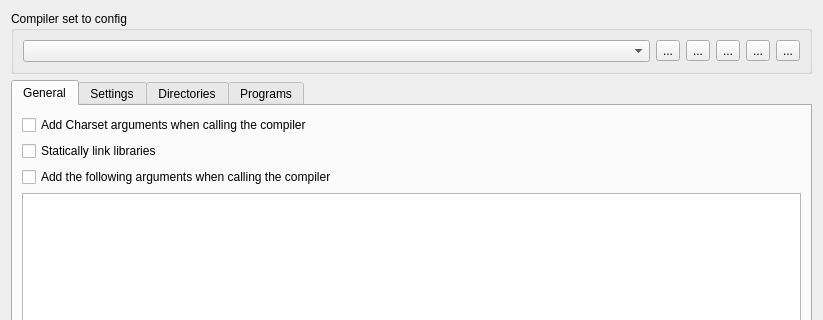
Qt form RedPandaIDE/settingsdialog/compilersetoptionwidget.ui (royqh1979/RedPanda-CPP) before a commit; both pictures show x 0 to 823 and y 0 to 320 of the 823 by 607 pixel window.
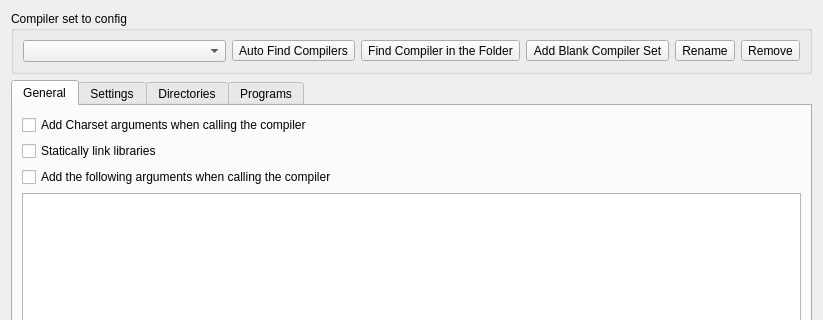
The same form after that commit. Icons and pictures are not drawn.

```diff
--- a/RedPandaIDE/settingsdialog/compilersetoptionwidget.ui
+++ b/RedPandaIDE/settingsdialog/compilersetoptionwidget.ui
@@ -32,7 +32,7 @@
       <item>
        <widget class="QToolButton" name="btnFindCompilers">
         <property name="text">
-         <string>...</string>
+         <string>Auto Find Compilers</string>
         </property>
         <property name="icon">
          <iconset>
@@ -41,22 +41,10 @@
         </property>
        </widget>
       </item>
-      <item>
-       <widget class="QToolButton" name="btnAddBlankCompilerSet">
-        <property name="text">
-         <string>...</string>
-        </property>
-        <property name="icon">
-         <iconset>
-          <normalon>:/icons/images/newlook24/050-newsrc.png</normalon>
-         </iconset>
-        </property>
-       </widget>
-      </item>
       <item>
        <widget class="QToolButton" name="btnAddCompilerSetByFolder">
         <property name="text">
-         <string>...</string>
+         <string>Find Compiler in the Folder</string>
         </property>
         <property name="icon">
          <iconset>
@@ -65,10 +53,25 @@
         </property>
        </widget>
       </item>
+      <item>
+       <widget class="QToolButton" name="btnAddBlankCompilerSet">
+        <property name="toolTip">
+         <string>Add Blank Compiler Set</string>
+        </property>
+        <property name="text">
+         <string>Add Blank Compiler Set</string>
+        </property>
+        <property name="icon">
+         <iconset>
+          <normalon>:/icons/images/newlook24/050-newsrc.png</normalon>
+         </iconset>
+        </property>
+       </widget>
+      </item>
       <item>
        <widget class="QToolButton" name="btnRenameCompilerSet">
         <property name="text">
-         <string>...</string>
+         <string>Rename</string>
         </property>
         <property name="icon">
          <iconset>
@@ -80,7 +83,7 @@
       <item>
        <widget class="QToolButton" name="btnRemoveCompilerSet">
         <property name="text">
-         <string>...</string>
+         <string>Remove</string>
         </property>
         <property name="icon">
          <iconset>
```
Left out of the diff: 12 changed lines with no effect on the pictures.
